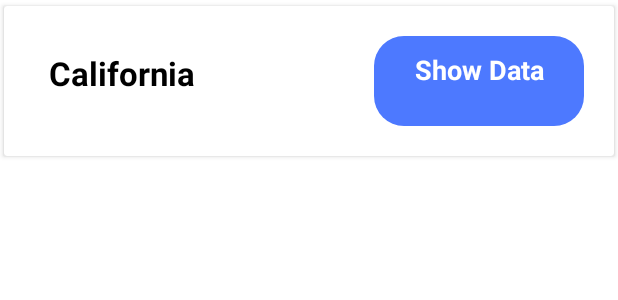
After one commit to ArbeenaKhanum/CovidTrackerApp, an Android app: the layout list_of_states.xml on its own in the app's theme, with its tools: preview values and no code run, on a phone screen of 412 x 824 dp. The commit adds this screen. Shown: the top 300 px of the screen. Run offline under Robolectric (Android 15) with nearby library versions, the phone set to English and light mode, and no system bars.

Commit message:
States recyclerview api call using MVVM architecture added

```diff
--- a/CovidTracker/app/src/main/AndroidManifest.xml
+++ b/CovidTracker/app/src/main/AndroidManifest.xml
@@ -4,6 +4,7 @@
 
     <uses-permission android:name="android.permission.CALL_PHONE" />
     <uses-permission android:name="android.permission.SEND_SMS" />
+    <uses-permission android:name="android.permission.INTERNET"/>
 
     <application
         android:allowBackup="true"
--- /dev/null
+++ b/CovidTracker/app/src/main/res/layout/list_of_states.xml
@@ -0,0 +1,41 @@
+<?xml version="1.0" encoding="utf-8"?>
+<androidx.cardview.widget.CardView xmlns:android="http://schemas.android.com/apk/res/android"
+    android:layout_width="match_parent"
+    android:layout_height="wrap_content"
+    xmlns:app="http://schemas.android.com/apk/res-auto"
+    app:cardUseCompatPadding="true"
+    android:elevation="8dp">
+
+    <RelativeLayout
+        android:layout_width="match_parent"
+        android:layout_height="wrap_content"
+        android:padding="10dp">
+
+        <TextView
+            android:id="@+id/tvStateName"
+            android:layout_width="wrap_content"
+            android:layout_height="wrap_content"
+            android:layout_marginStart="20dp"
+            android:layout_marginTop="20dp"
+            android:text="California"
+            android:textColor="@color/black"
+            android:textSize="22sp"
+            android:textStyle="bold" />
+
+        <TextView
+            android:id="@+id/stateDataBtn"
+            android:layout_width="140dp"
+            android:layout_height="60dp"
+            android:layout_alignParentEnd="true"
+            android:layout_margin="10dp"
+            android:layout_marginEnd="30dp"
+            android:background="@drawable/blue_bg"
+            android:padding="10dp"
+            android:text="Show Data"
+            android:textAlignment="center"
+            android:textColor="@color/white"
+            android:textSize="18sp"
+            android:textStyle="bold" />
+    </RelativeLayout>
+
+</androidx.cardview.widget.CardView>
--- a/CovidTracker/app/src/main/res/values/strings.xml
+++ b/CovidTracker/app/src/main/res/values/strings.xml
@@ -2,4 +2,5 @@
     <string name="app_name">CovidTracker</string>
     <!-- TODO: Remove or change this placeholder text -->
     <string name="hello_blank_fragment">Hello blank fragment</string>
+
 </resources>
--- a/CovidTracker/app/src/main/res/values/tabStyle.xml
+++ b/CovidTracker/app/src/main/res/values/tabStyle.xml
@@ -4,4 +4,8 @@
         <item name="textAllCaps">false</item>
         <item name="android:textStyle">bold</item>
     </style>
+
+    <style name="Spinner">
+        <item name="backgroundTint">@color/black</item>
+    </style>
 </resources>
```
Also changed, not shown: CovidTracker/app/build.gradle (+10 -1 lines), CovidTracker/app/src/main/java/com/example/covidtracker/UIModel/StatesUIModel.kt (added, +9 -0 lines), CovidTracker/app/src/main/java/com/example/covidtracker/adapter/StatesAdapter.kt (added, +34 -0 lines), CovidTracker/app/src/main/java/com/example/covidtracker/fragments/HomeFragment.kt (+87 -3 lines), CovidTracker/app/src/main/java/com/example/covidtracker/fragments/StatesFragment.kt (added, +30 -0 lines), CovidTracker/app/src/main/java/com/example/covidtracker/listerners/StatesRecyclerViewItemClick.kt (added, +7 -0 lines), CovidTracker/app/src/main/java/com/example/covidtracker/model/StatesResponseModel.kt (added, +55 -0 lines), CovidTracker/app/src/main/java/com/example/covidtracker/network/Network.kt (added, +21 -0 lines), CovidTracker/app/src/main/java/com/example/covidtracker/network/StatesApiClient.kt (added, +11 -0 lines), CovidTracker/app/src/main/java/com/example/covidtracker/repository/StatesRepository.kt (added, +14 -0 lines), CovidTracker/app/src/main/java/com/example/covidtracker/viewholder/StatesViewHolder.kt (added, +20 -0 lines), CovidTracker/app/src/main/java/com/example/covidtracker/viewmodel/StatesViewModel.kt (added, +35 -0 lines), CovidTracker/app/src/main/res/layout/fragment_home.xml (+22 -4 lines), CovidTracker/app/src/main/res/layout/fragment_states.xml (added, +15 -0 lines).
